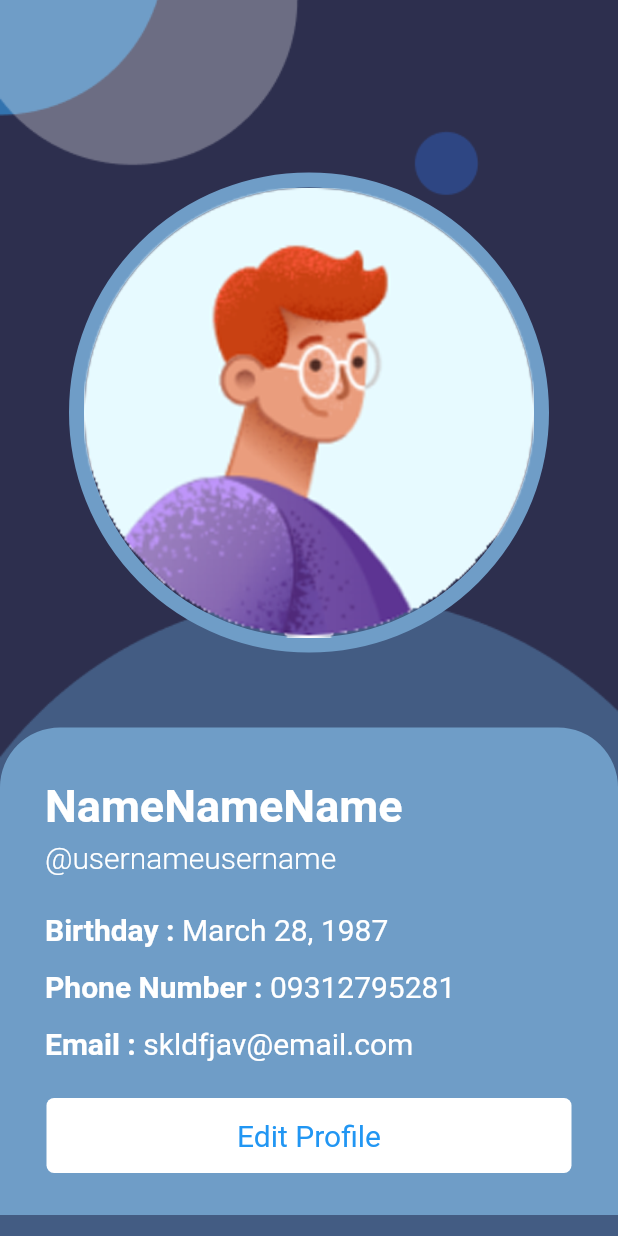
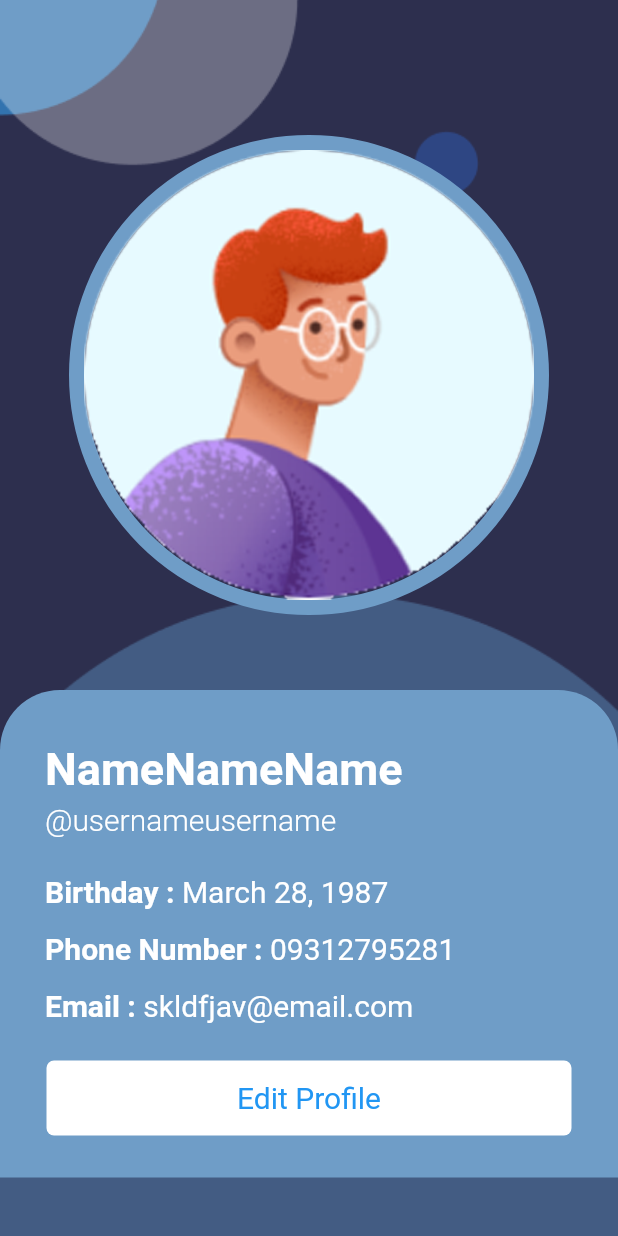
Before and after one commit to bocyej/innotrash, a Flutter app: the ProfilePage screen opened directly, on a phone screen of 412 x 824 dp. Run offline on Flutter 3.47's test engine with Material 2 defaults, Android fonts, the phone set to English and light mode, and no system bars; our stand-ins replace google_fonts, persistent_bottom_nav_bar.

Commit message:
reduced padding

```diff
--- a/lib/layouts/profilecard.dart
+++ b/lib/layouts/profilecard.dart
@@ -8,7 +8,7 @@ class ProfileCard extends StatelessWidget {
     return Column(
       mainAxisAlignment: MainAxisAlignment.start,
       children: [
-        const Padding(padding: EdgeInsets.only(top: 115)),
+        const Padding(padding: EdgeInsets.only(top: 90)),
         Container(
           decoration: BoxDecoration(
             shape: BoxShape.circle,
```
